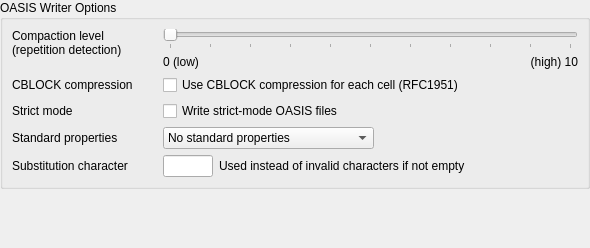
Old version of the form src/laybasic/laybasic/OASISWriterOptionPage.ui in the repository KLayout/klayout.
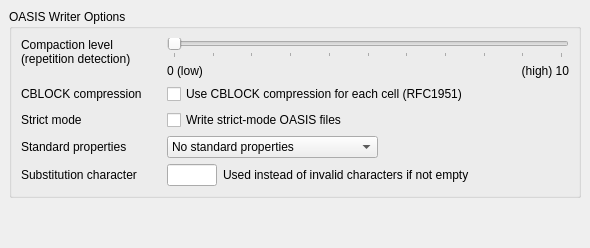
New version of the form.

Commit message: Tiny issue: border for OASIS writer options page.

The edit to the form file:
```diff
--- a/src/laybasic/laybasic/OASISWriterOptionPage.ui
+++ b/src/laybasic/laybasic/OASISWriterOptionPage.ui
@@ -17,8 +17,17 @@
    <property name="spacing">
     <number>6</number>
    </property>
-   <property name="margin">
-    <number>0</number>
+   <property name="leftMargin">
+    <number>9</number>
+   </property>
+   <property name="topMargin">
+    <number>9</number>
+   </property>
+   <property name="rightMargin">
+    <number>9</number>
+   </property>
+   <property name="bottomMargin">
+    <number>9</number>
    </property>
    <item>
     <widget class="QGroupBox" name="groupBox">
```
Left out of the diff: 33 changed lines with no effect on the pictures.
